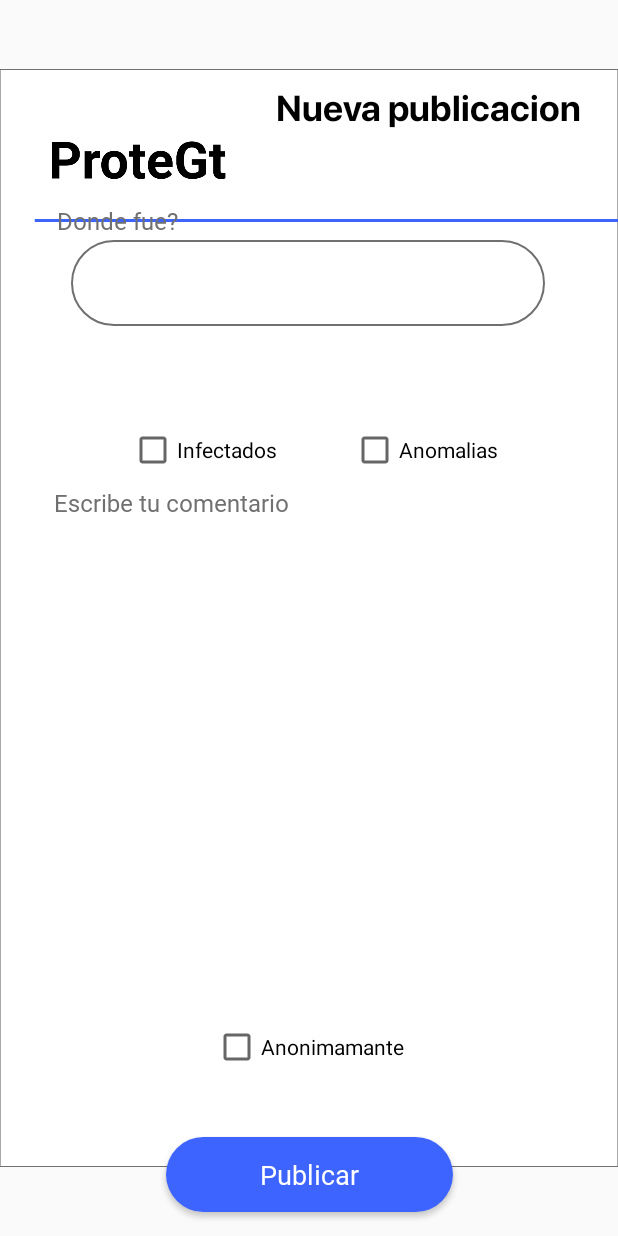
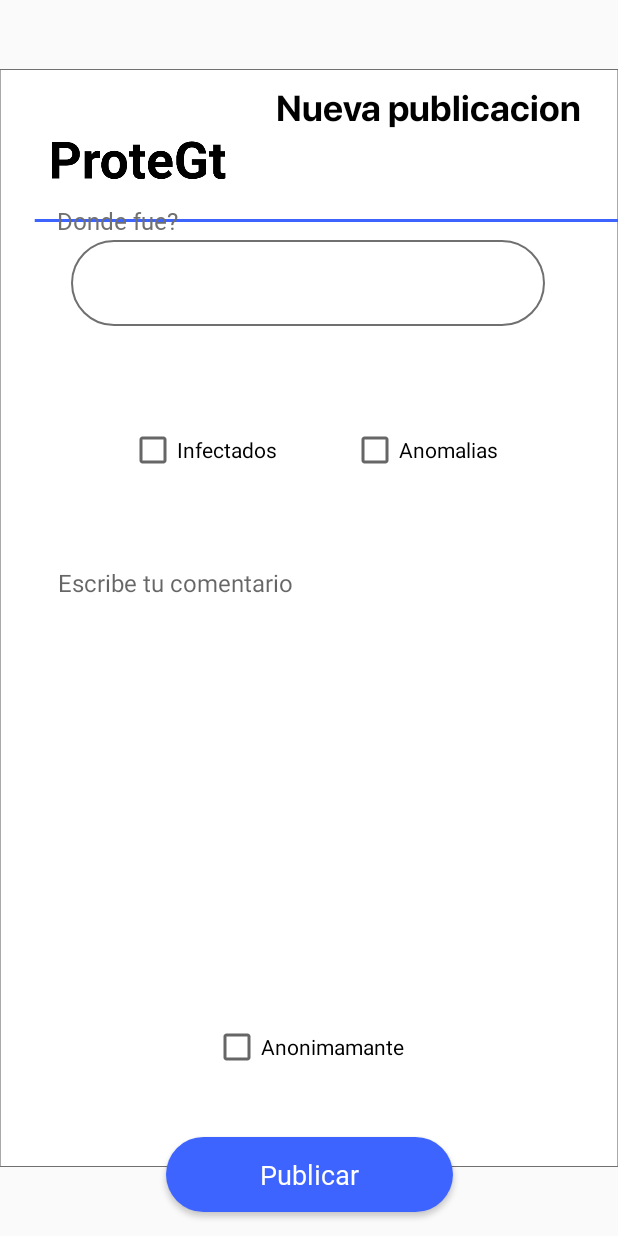
Before and after one commit to daniel14gc/ProteGt-POO-2020, an Android app: the Publica screen opened directly, with no data from a screen before it, on a phone screen of 412 x 824 dp. Run offline under Robolectric (Android 15) with nearby library versions, the light colour scheme and no system bars.

Commit message:
Arreglos en crear publicación

```diff
--- a/MyApplication/app/src/main/java/com/example/myapplication/Publica.java
+++ b/MyApplication/app/src/main/java/com/example/myapplication/Publica.java
@@ -8,6 +8,8 @@ import android.service.autofill.TextValueSanitizer;
 import android.view.View;
 import android.widget.Button;
 import android.widget.CheckBox;
+import android.widget.EditText;
+import android.widget.LinearLayout;
 import android.widget.TextView;
 
 public class Publica extends AppCompatActivity {
@@ -33,7 +35,7 @@ public class Publica extends AppCompatActivity {
         donde = findViewById(R.id.new_donde);
         tipo1 = findViewById(R.id.new_infe);
         tipo2 = findViewById(R.id.new_ano);
-        comentario = findViewById(R.id.new_com);
+        comentario = findViewById(R.id.com);
         anonimo = findViewById(R.id.anonimo);
         dn = donde.getText().toString();
         tp = "";
--- a/MyApplication/app/src/main/res/layout/activity_publica.xml
+++ b/MyApplication/app/src/main/res/layout/activity_publica.xml
@@ -65,20 +65,6 @@
         app:layout_constraintStart_toStartOf="parent"
         app:layout_constraintTop_toTopOf="@+id/imageView6" />
 
-    <TextView
-        android:id="@+id/textView30"
-        android:layout_width="wrap_content"
-        android:layout_height="wrap_content"
-        android:layout_marginTop="324dp"
-        android:fontFamily="@font/regular"
-        android:text="Escribe tu comentario"
-        android:textColor="@color/gray"
-        android:textSize="16sp"
-        app:layout_constraintEnd_toEndOf="parent"
-        app:layout_constraintHorizontal_bias="0.141"
-        app:layout_constraintStart_toStartOf="parent"
-        app:layout_constraintTop_toTopOf="@+id/imageView6" />
-
     <EditText
         android:id="@+id/usera3"
         android:layout_width="316sp"
@@ -137,18 +123,24 @@
         app:layout_constraintVertical_bias="0.359" />
 
     <EditText
-        android:id="@+id/new_com"
+        android:id="@+id/com"
         android:layout_width="330dp"
         android:layout_height="207dp"
         android:background="#FFFFFF"
         android:ems="10"
+        android:gravity="start"
+        android:hint="Escribe tu comentario"
         android:inputType="textPersonName"
+        android:text=""
+        android:textAlignment="viewStart"
+        android:textColor="@color/black"
+        android:textSize="16sp"
         app:layout_constraintBottom_toBottomOf="parent"
         app:layout_constraintEnd_toEndOf="parent"
         app:layout_constraintHorizontal_bias="0.469"
         app:layout_constraintStart_toStartOf="parent"
         app:layout_constraintTop_toTopOf="@+id/imageView6"
-        app:layout_constraintVertical_bias="0.708" />
+        app:layout_constraintVertical_bias="0.612" />
 
     <CheckBox
         android:id="@+id/anonimo"
```
Also changed, not shown: MyApplication/app/src/main/java/com/example/myapplication/Publicacion.java (+8 -1 lines).
